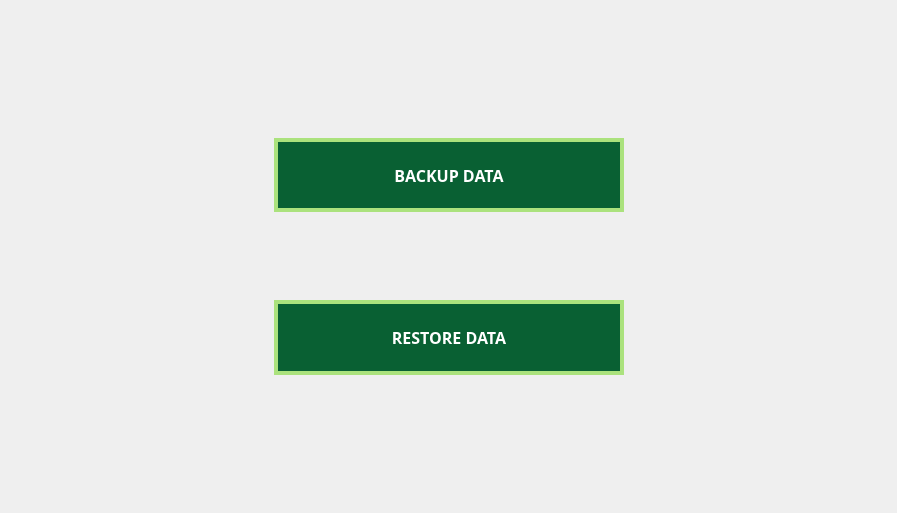
Qt form Screens/MainMenuScreens/Maintenance/Maintenance_1.ui (Bideiro/Ranil_project_py) before a commit.
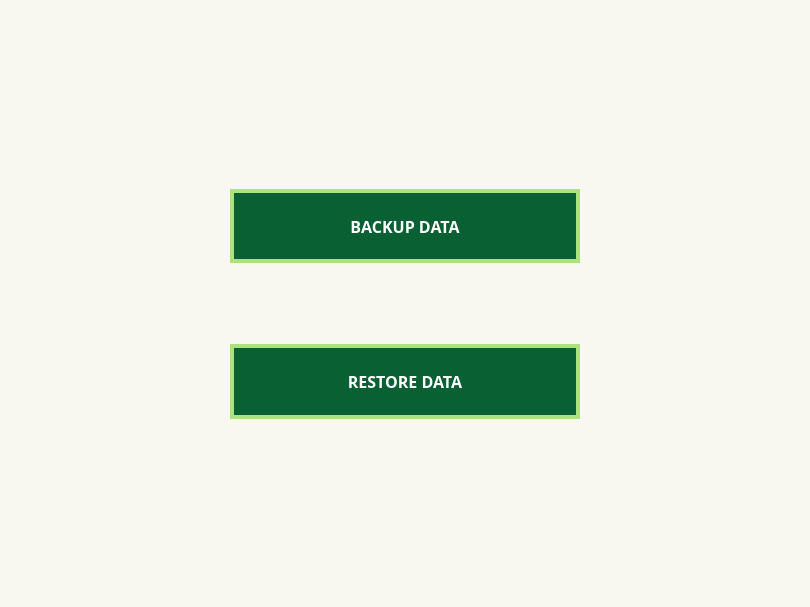
The same form after that commit.

What changed in the file:
```diff
--- a/Screens/MainMenuScreens/Maintenance/Maintenance_1.ui
+++ b/Screens/MainMenuScreens/Maintenance/Maintenance_1.ui
@@ -6,8 +6,8 @@
    <rect>
     <x>0</x>
     <y>0</y>
-    <width>897</width>
-    <height>513</height>
+    <width>810</width>
+    <height>607</height>
    </rect>
   </property>
   <property name="windowTitle">
@@ -19,6 +19,9 @@
 	background-color: rgb(9, 96, 51);
 	color: rgb(255, 255, 255);
 	border:4px solid rgb(171, 226, 125);
+}
+#centralwidget{
+background-color: #F8F8F0;
 }</string>
    </property>
    <layout class="QHBoxLayout" name="horizontalLayout">
@@ -69,6 +72,7 @@
           <font>
            <family>DM Sans</family>
            <pointsize>12</pointsize>
+           <weight>75</weight>
            <bold>true</bold>
           </font>
          </property>
@@ -82,10 +86,13 @@
          <property name="orientation">
           <enum>Qt::Vertical</enum>
          </property>
+         <property name="sizeType">
+          <enum>QSizePolicy::Fixed</enum>
+         </property>
          <property name="sizeHint" stdset="0">
           <size>
            <width>20</width>
-           <height>40</height>
+           <height>75</height>
           </size>
          </property>
         </spacer>
@@ -114,6 +121,7 @@
           <font>
            <family>DM Sans</family>
            <pointsize>12</pointsize>
+           <weight>75</weight>
            <bold>true</bold>
           </font>
          </property>
```
